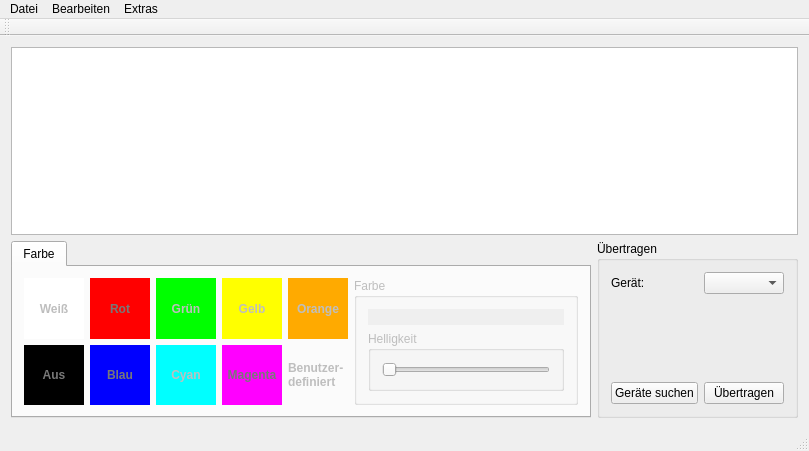
Above: LUI/LUI/lui.ui from Stenkelfled/ws2811 before the change. Below: the same form after it.
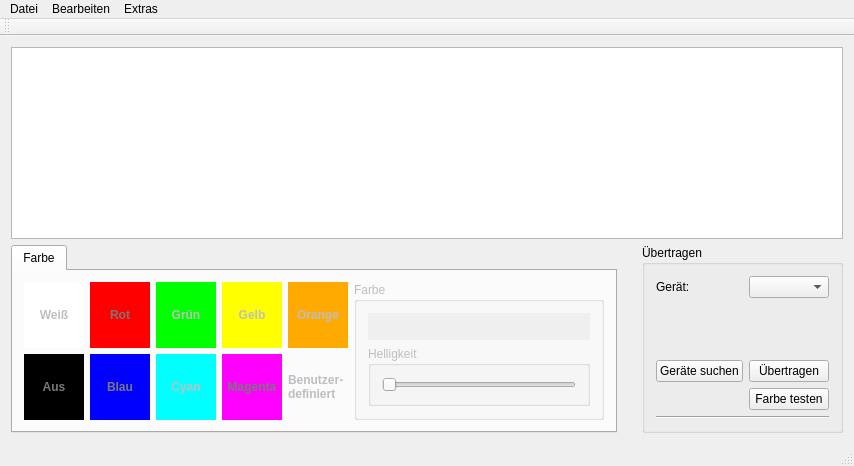
That is the form after the change. Custom widgets are drawn as their Qt base class.

Commit message: [LUI] Testfunktion für die Farbe

```diff
--- a/LUI/LUI/lui.ui
+++ b/LUI/LUI/lui.ui
@@ -6,8 +6,8 @@
    <rect>
     <x>0</x>
     <y>0</y>
-    <width>809</width>
-    <height>451</height>
+    <width>854</width>
+    <height>466</height>
    </rect>
   </property>
   <property name="windowTitle">
@@ -15,7 +15,7 @@
   </property>
   <widget class="QWidget" name="centralWidget">
    <layout class="QGridLayout" name="gridLayout">
-    <item row="1" column="2">
+    <item row="1" column="3">
      <widget class="QGroupBox" name="groupBox">
       <property name="sizePolicy">
        <sizepolicy hsizetype="Minimum" vsizetype="Preferred">
@@ -32,6 +32,12 @@
       <property name="title">
        <string>Übertragen</string>
       </property>
+      <property name="flat">
+       <bool>true</bool>
+      </property>
+      <property name="checkable">
+       <bool>false</bool>
+      </property>
       <layout class="QFormLayout" name="formLayout">
        <property name="fieldGrowthPolicy">
         <enum>QFormLayout::AllNonFixedFieldsGrow</enum>
@@ -95,10 +101,27 @@
          </property>
         </widget>
        </item>
+       <item row="4" column="0" colspan="2">
+        <widget class="Line" name="line">
+         <property name="orientation">
+          <enum>Qt::Horizontal</enum>
+         </property>
+        </widget>
+       </item>
+       <item row="3" column="1">
+        <widget class="QPushButton" name="testButton">
+         <property name="text">
+          <string>Farbe testen</string>
+         </property>
+         <property name="checkable">
+          <bool>true</bool>
+         </property>
+        </widget>
+       </item>
       </layout>
      </widget>
     </item>
-    <item row="0" column="1" colspan="2">
+    <item row="0" column="1" colspan="3">
      <widget class="LuiView" name="ledView"/>
     </item>
     <item row="1" column="1">
@@ -1112,6 +1135,12 @@
         </item>
         <item>
          <widget class="QGroupBox" name="color_display_group">
+          <property name="minimumSize">
+           <size>
+            <width>250</width>
+            <height>0</height>
+           </size>
+          </property>
           <property name="title">
            <string>Farbe</string>
           </property>
@@ -1161,6 +1190,19 @@
       </widget>
      </widget>
     </item>
+    <item row="1" column="2">
+     <spacer name="horizontalSpacer">
+      <property name="orientation">
+       <enum>Qt::Horizontal</enum>
+      </property>
+      <property name="sizeHint" stdset="0">
+       <size>
+        <width>40</width>
+        <height>20</height>
+       </size>
+      </property>
+     </spacer>
+    </item>
    </layout>
   </widget>
   <widget class="QMenuBar" name="menuBar">
@@ -1168,7 +1210,7 @@
     <rect>
      <x>0</x>
      <y>0</y>
-     <width>809</width>
+     <width>854</width>
      <height>21</height>
     </rect>
    </property>
```
The commit also changes 11 other files.
